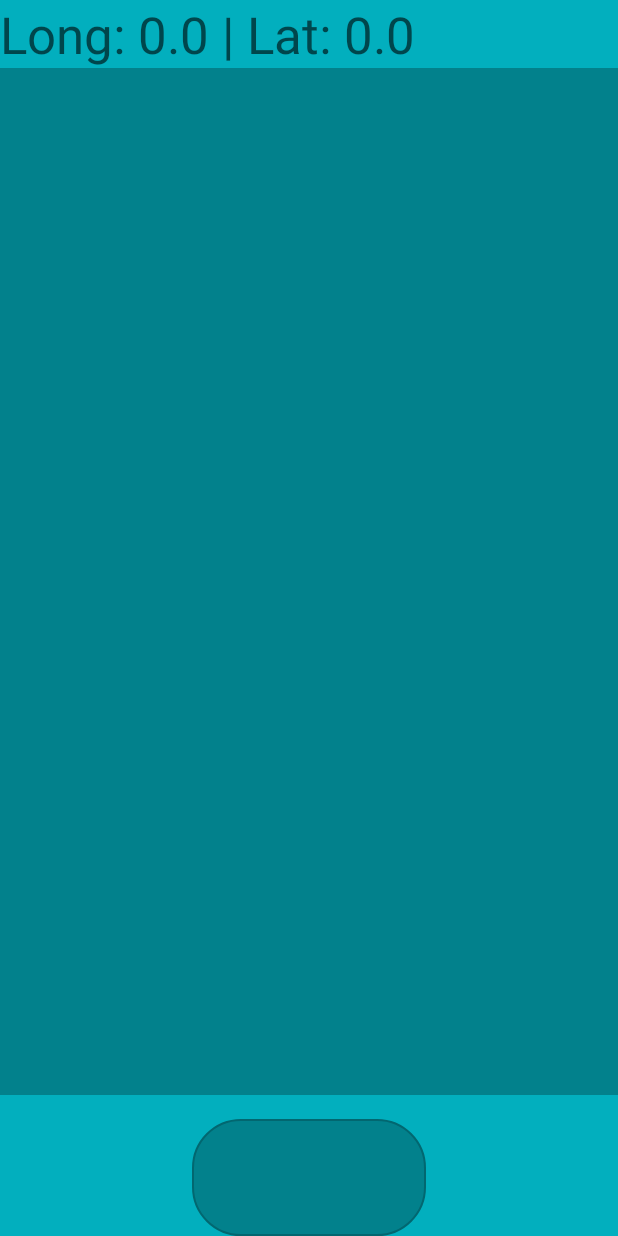
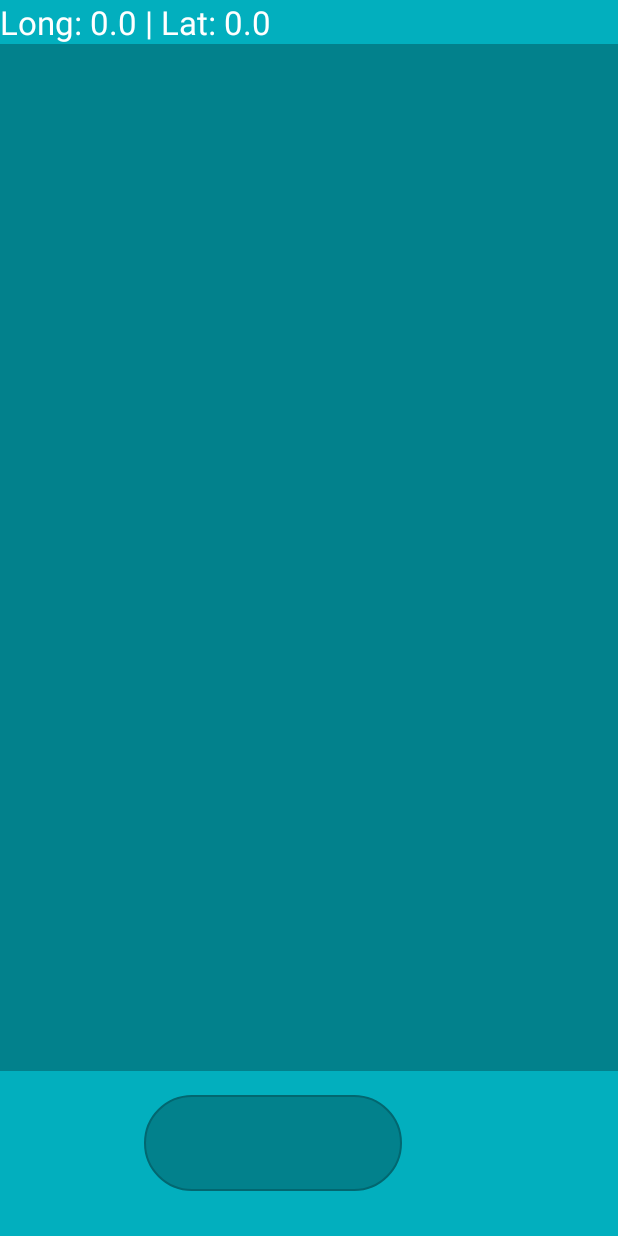
Before and after one commit to LDziat/KGSGeogame, an Android app: the MainActivity screen opened directly, with no data from a screen before it, after a tap on "camera button", on a phone screen of 412 x 824 dp. Run offline under Robolectric (Android 15) with nearby library versions, the phone set to English and light mode, and no system bars; libraries missing offline, so code that uses them is left out: com.google.maps.android; 2 statements that could not run were skipped.

Commit message:
Fourth Commit Updates: Map now features trail heads and trails Taking a photo works completely, and previews the image to the user before adding it to an internal album geoJSON data for Parks, trails, and trail heads now included
Problems:
Map now takes longer to load
Many debug Toast messages still in use
Design issues persist throughout

```diff
--- a/app/build.gradle
+++ b/app/build.gradle
@@ -27,4 +27,5 @@ dependencies {
     testImplementation 'junit:junit:4.12'
     androidTestImplementation 'com.android.support.test:runner:1.0.2'
     androidTestImplementation 'com.android.support.test.espresso:espresso-core:3.0.2'
+    implementation 'com.google.maps.android:android-maps-utils:0.5+'
 }
--- a/app/src/main/AndroidManifest.xml
+++ b/app/src/main/AndroidManifest.xml
@@ -32,7 +32,6 @@
         android:supportsRtl="true"
         android:theme="@style/AppTheme">
         <activity android:name=".MakePhotoActivity"></activity>
-        <activity android:name=".cameraScreen" />
         <activity android:name=".MainActivity" />
         <provider
             android:name="android.support.v4.content.FileProvider"
--- a/app/src/main/java/com/example/kgsgeogame/MainActivity.java
+++ b/app/src/main/java/com/example/kgsgeogame/MainActivity.java
@@ -4,12 +4,25 @@ import android.content.Intent;
 import android.support.v7.app.AppCompatActivity;
 import android.view.View;
 import android.widget.ImageButton;
+import android.widget.TextView;
 
 import com.google.android.gms.maps.CameraUpdateFactory;
 import com.google.android.gms.maps.GoogleMap;
 import com.google.android.gms.maps.MapView;
 import com.google.android.gms.maps.OnMapReadyCallback;
 import com.google.android.gms.maps.model.LatLng;
+import com.google.maps.android.data.Feature;
+import com.google.maps.android.data.Layer;
+import com.google.maps.android.data.geojson.GeoJsonLayer;
+import com.google.maps.android.data.geojson.GeoJsonLineStringStyle;
+import com.google.maps.android.data.geojson.GeoJsonPoint;
+import com.google.maps.android.data.geojson.GeoJsonPointStyle;
+
+import org.json.JSONException;
+import org.json.JSONObject;
+
+import java.io.IOException;
+import java.io.InputStream;
 
 public class MainActivity extends AppCompatActivity implements OnMapReadyCallback {
     private MapView mapView;
@@ -89,9 +102,43 @@ public class MainActivity extends AppCompatActivity implements OnMapReadyCallbac
         gmap.setMinZoomPreference(12);
         LatLng nb = new LatLng(37.772584, -83.6843577);
         gmap.moveCamera(CameraUpdateFactory.newLatLng(nb));
+        try {
+            // Load in the trailheads for the parks
+            final GeoJsonLayer trailhd = new GeoJsonLayer(gmap, R.raw.trailheads, getApplicationContext());
+            trailhd.addLayerToMap();
+            // Set the styling
+            GeoJsonPointStyle headStyle = trailhd.getDefaultPointStyle();
+            headStyle.setAlpha((float) 0.5);
+            // Set the label when pressed
+            trailhd.setOnFeatureClickListener(new Layer.OnFeatureClickListener() {
+                @Override
+                public void onFeatureClick(Feature feature) {
+                    TextView label = (TextView) findViewById(R.id.trailLabel);
+                    label.setText(feature.getProperty("TRAIL_NAME"));
+                }
+            });
+
+            // Load in the trail paths for the parks
+            GeoJsonLayer trailpt = new GeoJsonLayer(gmap, R.raw.trailpaths, getApplicationContext());
+            trailpt.addLayerToMap();
+            // Style the trails to match the existing color scheme
+            GeoJsonLineStringStyle trailstyle = trailpt.getDefaultLineStringStyle();
+            trailstyle.setColor(R.color.buttonFill);
+
+            // Load in park anchors
+            // NOTE: These should not be drawn in production and exist simply to calculate the nearest park
+            GeoJsonLayer prk = new GeoJsonLayer(gmap, R.raw.parks, getApplicationContext());
+            //prk.addLayerToMap();
+        } catch (JSONException e) {
+            e.printStackTrace();
+        } catch (IOException e) {
+            e.printStackTrace();
+        }
+
+
     }
 
-
+    // This loads our camera activity "MakePhotoActivity"
     public void openCamera(){
         Intent intent = new Intent(this, MakePhotoActivity.class);
         startActivity(intent);
--- a/app/src/main/res/layout/activity_make_photo.xml
+++ b/app/src/main/res/layout/activity_make_photo.xml
@@ -7,41 +7,64 @@
     <LinearLayout
         android:layout_width="match_parent"
         android:layout_height="match_parent"
+        android:background="@color/mainColor"
         android:orientation="vertical"
-        android:weightSum="1"
-        android:background="@color/mainColor"
-        >
+        android:weightSum="1">
 
         <TextView
             android:id="@+id/tex_locat"
             android:layout_width="match_parent"
             android:layout_height="wrap_content"
-            android:text="TextView"
-            android:textAppearance="@style/TextAppearance.AppCompat.Display1"
+            android:text=""
+            android:textAppearance="@style/TextAppearance.AppCompat.Large.Inverse"
             android:visibility="visible" />
 
         <ImageView
             android:id="@+id/img_preview"
             android:layout_width="match_parent"
             android:layout_height="0dp"
-            android:visibility="visible"
             android:layout_weight="0.98"
-            android:background="@color/buttonFill"/>
+            android:background="@color/buttonFill"
+            android:visibility="visible" />
 
 
-        <ImageButton
-            android:id="@+id/captureFront"
+        <LinearLayout
             android:layout_width="match_parent"
             android:layout_height="wrap_content"
-            android:layout_marginLeft="128dp"
-            android:layout_marginTop="16dp"
-            android:layout_marginRight="128dp"
-            android:layout_weight=".02"
-            android:onClick="onClick"
-            android:background="@drawable/kgs_style_button"
-            android:contentDescription="@string/camera_button_label"
-            android:padding="32dp"
-            app:srcCompat="@android:drawable/ic_menu_camera" />
+            android:layout_weight=".2"
+            android:orientation="horizontal"
+            android:visibility="visible">
+
+            <ImageButton
+                android:id="@+id/captureFront"
+
+                android:layout_width="172dp"
+                android:layout_height="wrap_content"
+                android:layout_marginLeft="96dp"
+                android:layout_marginTop="16dp"
+                android:layout_marginRight="16dp"
+                android:layout_marginBottom="16dp"
+                android:background="@drawable/kgs_style_button"
+                android:contentDescription="@string/camera_button_label"
+                android:onClick="camOnClick"
+                android:padding="32dp"
+                android:visibility="visible"
+                app:srcCompat="@android:drawable/ic_menu_camera" />
+
+            <ImageButton
+                android:id="@+id/submitButton"
+                android:layout_width="match_parent"
+                android:layout_height="wrap_content"
+
+                android:layout_margin="16dp"
+                android:background="@drawable/kgs_style_button"
+                android:contentDescription="@android:string/ok"
+                android:onClick="storeOnClick"
+                android:padding="32dp"
+                android:visibility="invisible"
+                app:srcCompat="@android:drawable/ic_menu_save" />
+
+        </LinearLayout>
     </LinearLayout>
 
 </RelativeLayout>
--- a/build.gradle
+++ b/build.gradle
@@ -8,6 +8,8 @@ buildscript {
     }
     dependencies {
         classpath 'com.android.tools.build:gradle:3.3.0'
+
+
 
         // NOTE: Do not place your application dependencies here; they belong
         // in the individual module build.gradle files
```
Also changed, not shown: app/src/main/java/com/example/kgsgeogame/MakePhotoActivity.java (+30 -17 lines), app/src/main/java/com/example/kgsgeogame/PhotoAlbum.java (added, +17 -0 lines), app/src/main/java/com/example/kgsgeogame/cameraScreen.java (deleted, +0 -401 lines), app/src/main/res/layout/activity_camera_screen.xml (deleted, +0 -27 lines), app/src/main/res/layout/activity_main.xml (+8 -0 lines).
